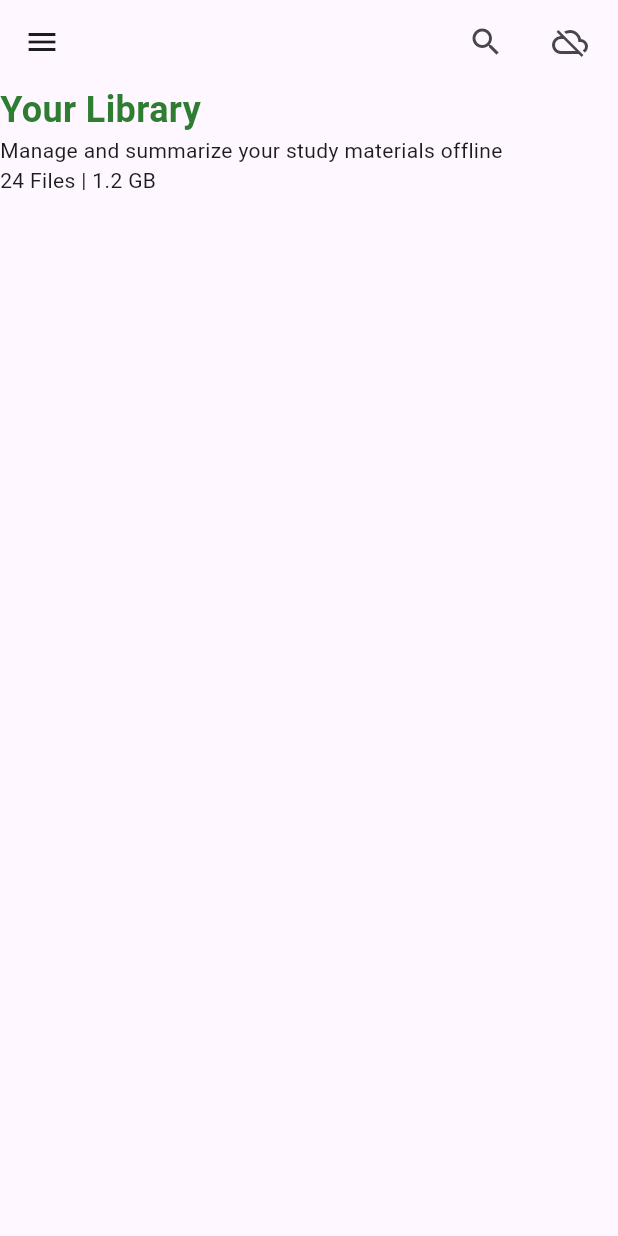
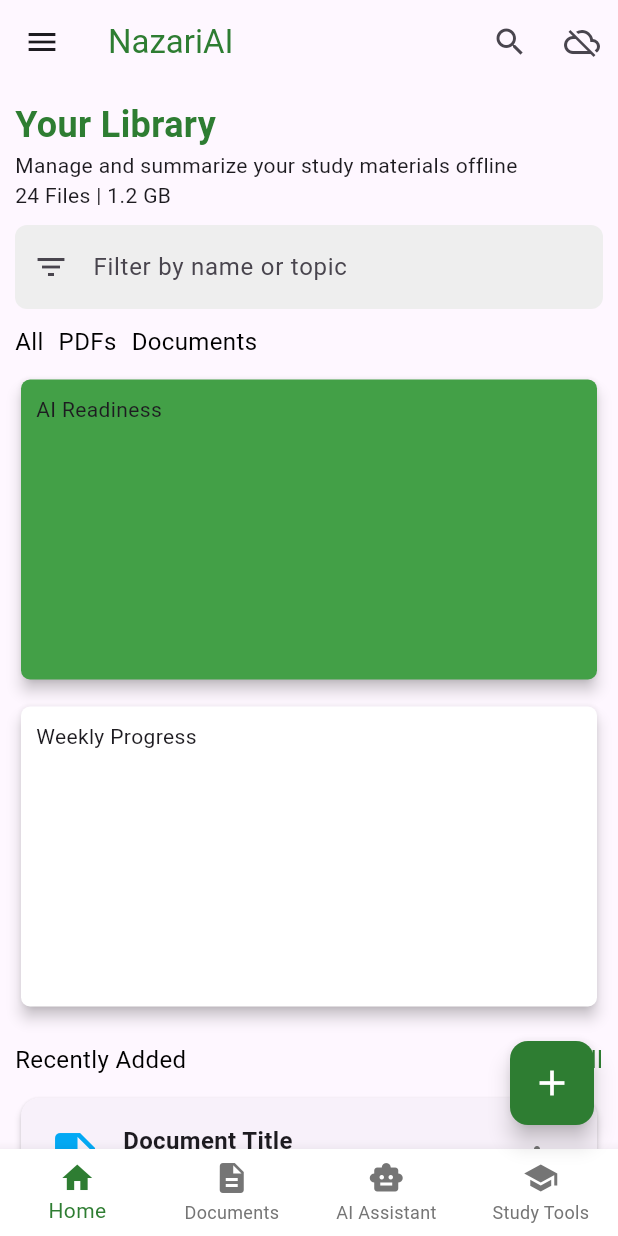
Before and after one commit to sauron4team-eng/nazari-ai, a Flutter app: the screen it shows after launch, after a tap on the "search" icon, on a phone screen of 412 x 824 dp. Run offline on Flutter 3.47's test engine with Material 3 defaults, Android fonts, the light colour scheme and no system bars.

Commit message:
feat: design library screen v.1

```diff
--- a/lib/core/widgets/body.dart
+++ b/lib/core/widgets/body.dart
@@ -1,4 +1,9 @@
 import 'package:flutter/material.dart';
+import 'package:nazariai/core/widgets/card.dart';
+import 'package:nazariai/core/widgets/card_doc.dart';
+import 'package:nazariai/core/widgets/floating_button.dart';
+import 'package:nazariai/core/widgets/text_field.dart';
+import 'package:nazariai/core/widgets/footer.dart';
 
 class Body extends StatefulWidget {
   const Body({super.key});
@@ -8,22 +13,24 @@ class Body extends StatefulWidget {
 }
 
 class _BodyState extends State<Body> {
+  int _selectedIndex = 0;
+
   @override
   Widget build(BuildContext context) {
     return Scaffold(
+      // ----------------------Add the app bar------------------------
       appBar: AppBar(
+        title: Text('NazariAI', style: TextStyle(color: Colors.green.shade800)),
         leading: IconButton(onPressed: () {}, icon: Icon(Icons.menu)),
         actions: [
           IconButton(onPressed: () {}, icon: Icon(Icons.search)),
-          IconButton(
-            onPressed: () {},
-            icon: IconButton(onPressed: () {}, icon: Icon(Icons.cloud_off)),
-          ),
+          IconButton(onPressed: () {}, icon: Icon(Icons.cloud_off)),
         ],
       ),
-      body: Column(
-        children: [
-          Column(
+      body: SingleChildScrollView(
+        child: Padding(
+          padding: const EdgeInsets.all(10.0),
+          child: Column(
             mainAxisAlignment: MainAxisAlignment.start,
             crossAxisAlignment: CrossAxisAlignment.start,
             children: [
@@ -37,9 +44,95 @@ class _BodyState extends State<Body> {
               ),
               Text('Manage and summarize your study materials offline'),
               Row(children: [Text('24 Files | 1.2 GB ')]),
+              SizedBox(height: 10),
+              searchFiled(),
+              SizedBox(height: 10),
+              Row(
+                children: [
+                  Text(
+                    'All',
+                    style: TextStyle(fontSize: 16, color: Colors.black),
+                  ),
+                  SizedBox(width: 10),
+                  Text(
+                    'PDFs',
+                    style: TextStyle(fontSize: 16, color: Colors.black),
+                  ),
+                  SizedBox(width: 10),
+                  Text(
+                    'Documents',
+                    style: TextStyle(fontSize: 16, color: Colors.black),
+                  ),
+                ],
+              ),
+              SizedBox(height: 10),
+              // --------------------Cards-----------------------------------
+              cardWidget(
+                Colors.green.shade600,
+                Text('AI Readiness'),
+                height: 180,
+              ),
+              SizedBox(height: 10),
+              cardWidget(Colors.white, Text('Weekly Progress'), height: 180),
+              SizedBox(height: 20),
+              Row(
+                mainAxisAlignment: MainAxisAlignment.spaceBetween,
+                children: [
+                  Text(
+                    'Recently Added',
+                    style: TextStyle(fontSize: 16, color: Colors.black),
+                  ),
+                  Text(
+                    'See All',
+                    style: TextStyle(
+                      fontSize: 16,
+                      color: Colors.green.shade800,
+                    ),
+                  ),
+                ],
+              ),
+              SizedBox(height: 10),
+              // --------------------Document Cards-----------------------------------
+              cardDocWidget(
+                title: 'Document Title',
+                subtitle: 'Document Subtitle',
+                color: Colors.lightBlue,
+                icon: Icons.insert_drive_file,
+              ),
+              SizedBox(height: 10),
+              cardDocWidget(
+                title: 'Document Title',
+                subtitle: 'Document Subtitle',
+                color: Colors.lightBlue,
+                icon: Icons.insert_drive_file,
+              ),
+              SizedBox(height: 10),
+              cardDocWidget(
+                title: 'Document Title',
+                subtitle: 'Document Subtitle',
+                color: Colors.lightBlue,
+                icon: Icons.insert_drive_file,
+              ),
             ],
           ),
-        ],
+        ),
+      ),
+
+      // ----------------------Add the floating action button------------------------
+      floatingActionButton: customFloatingButton(
+        onPressed: () {
+          // Handle button press
+        },
+      ),
+      floatingActionButtonLocation: FloatingActionButtonLocation.endFloat,
+      // ----------------------Add the custom footer--------
+      bottomNavigationBar: customFooter(
+        selectedIndex: _selectedIndex,
+        onTap: (index) {
+          setState(() {
+            _selectedIndex = index;
+          });
+        },
       ),
     );
   }
--- /dev/null
+++ b/lib/core/widgets/card.dart
@@ -0,0 +1,13 @@
+import 'package:flutter/material.dart';
+
+Widget cardWidget(Color? color, Widget? child, {double height = 200}) {
+  return Card(
+    color: color,
+    elevation: 4,
+    shape: RoundedRectangleBorder(borderRadius: BorderRadius.circular(6)),
+    child: Padding(
+      padding: const EdgeInsets.all(10.0),
+      child: SizedBox(width: double.infinity, height: height, child: child),
+    ),
+  );
+}
--- /dev/null
+++ b/lib/core/widgets/card_doc.dart
@@ -0,0 +1,137 @@
+import 'package:flutter/material.dart';
+
+/// Widget simple et réutilisable : Carte blanche vide
+Widget customCard({
+  Widget? child,
+  double elevation = 2,
+  double borderRadius = 12,
+  EdgeInsets padding = const EdgeInsets.all(16),
+  EdgeInsets margin = const EdgeInsets.all(0),
+  Function()? onTap,
+}) {
+  return Container(
+    margin: margin,
+    child: GestureDetector(
+      onTap: onTap,
+      child: Card(
+        elevation: elevation,
+        shape: RoundedRectangleBorder(
+          borderRadius: BorderRadius.circular(borderRadius),
+        ),
+        child: Padding(padding: padding, child: child),
+      ),
+    ),
+  );
+}
+
+/// Widget pour une carte document
+Widget cardDocWidget({
+  String? title,
+  String? subtitle,
+  Color? color,
+  IconData? icon,
+  Function()? onMorePressed,
+  Function()? onViewPressed,
+}) {
+  return customCard(
+    padding: const EdgeInsets.all(16),
+    child: Column(
+      mainAxisSize: MainAxisSize.min,
+      children: [
+        // Header avec icône, titre et menu
+        Row(
+          children: [
+            Icon(
+              icon ?? Icons.insert_drive_file,
+              size: 40,
+              color: color ?? Colors.blue,
+            ),
+            const SizedBox(width: 12),
+            Expanded(
+              child: Column(
+                crossAxisAlignment: CrossAxisAlignment.start,
+                children: [
+                  Text(
+                    title ?? 'Document Title',
+                    style: const TextStyle(
+                      fontSize: 16,
+                      fontWeight: FontWeight.bold,
+                    ),
+                    maxLines: 1,
+                    overflow: TextOverflow.ellipsis,
+                  ),
+                  const SizedBox(height: 4),
+                  Text(
+                    subtitle ?? 'Document Subtitle',
+                    style: TextStyle(fontSize: 13, color: Colors.grey[600]),
+                    maxLines: 1,
+                    overflow: TextOverflow.ellipsis,
+                  ),
+                ],
+              ),
+            ),
+            IconButton(
+              onPressed: onMorePressed ?? () {},
+              icon: Icon(Icons.more_vert, color: Colors.grey[600]),
+              constraints: const BoxConstraints(),
+              padding: EdgeInsets.zero,
+            ),
+          ],
+        ),
+        const SizedBox(height: 12),
+        // Status offline
+        Row(
+          children: [
+            Icon(
+              Icons.check_circle_outline,
+              size: 18,
+              color: Colors.green[600],
+            ),
+            const SizedBox(width: 8),
+            Text(
+              'Available offline',
+              style: TextStyle(
+                fontSize: 12,
+                color: Colors.green[600],
+                fontWeight: FontWeight.w500,
+              ),
+            ),
+          ],
+        ),
+        const SizedBox(height: 12),
+        // Actions
+        Row(
+          children: [
+            Expanded(
+              child: ElevatedButton(
+                onPressed: () {},
+                style: ElevatedButton.styleFrom(
+                  backgroundColor: Colors.green[900],
+                  padding: const EdgeInsets.symmetric(vertical: 10),
+                  shape: RoundedRectangleBorder(
+                    borderRadius: BorderRadius.circular(8),
+                  ),
+                ),
+                child: const Text(
+                  'Summarize',
+                  style: TextStyle(
+                    color: Colors.white,
+                    fontSize: 13,
+                    fontWeight: FontWeight.w500,
+                  ),
+                ),
+              ),
+            ),
+            const SizedBox(width: 8),
+            IconButton(
+              onPressed: onViewPressed ?? () {},
+              icon: Icon(Icons.visibility, color: Colors.grey[600]),
+              constraints: const BoxConstraints(),
+              padding: EdgeInsets.zero,
+            ),
+          ],
+        ),
+      ],
+    ),
+  );
+}
--- /dev/null
+++ b/lib/core/widgets/floating_button.dart
@@ -0,0 +1,10 @@
+import 'package:flutter/material.dart';
+
+Widget customFloatingButton({required VoidCallback onPressed}) {
+  return FloatingActionButton(
+    onPressed: onPressed,
+    backgroundColor: Colors.green.shade800,
+    shape: RoundedRectangleBorder(borderRadius: BorderRadius.circular(12)),
+    child: const Icon(Icons.add, color: Colors.white, size: 28),
+  );
+}
--- /dev/null
+++ b/lib/core/widgets/footer.dart
@@ -0,0 +1,30 @@
+import 'package:flutter/material.dart';
+
+Widget customFooter({
+  required int selectedIndex,
+  required Function(int) onTap,
+}) {
+  return BottomNavigationBar(
+    currentIndex: selectedIndex,
+    onTap: onTap,
+    type: BottomNavigationBarType.fixed,
+    backgroundColor: Colors.white,
+    selectedItemColor: Colors.green.shade800,
+    unselectedItemColor: Colors.grey[600],
+    showSelectedLabels: true,
+    showUnselectedLabels: true,
+    elevation: 8,
+    items: [
+      BottomNavigationBarItem(icon: Icon(Icons.home), label: 'Home'),
+      BottomNavigationBarItem(
+        icon: Icon(Icons.description),
+        label: 'Documents',
+      ),
+      BottomNavigationBarItem(
+        icon: Icon(Icons.smart_toy),
+        label: 'AI Assistant',
+      ),
+      BottomNavigationBarItem(icon: Icon(Icons.school), label: 'Study Tools'),
+    ],
+  );
+}
--- /dev/null
+++ b/lib/core/widgets/text_field.dart
@@ -0,0 +1,16 @@
+import 'package:flutter/material.dart';
+
+Widget searchFiled() {
+  return TextField(
+    decoration: InputDecoration(
+      hintText: 'Filter by name or topic',
+      prefixIcon: Icon(Icons.filter_list),
+      border: OutlineInputBorder(
+        borderRadius: BorderRadius.circular(8.0),
+        borderSide: BorderSide.none,
+      ),
+      filled: true,
+      fillColor: Colors.grey[200],
+    ),
+  );
+}
```
